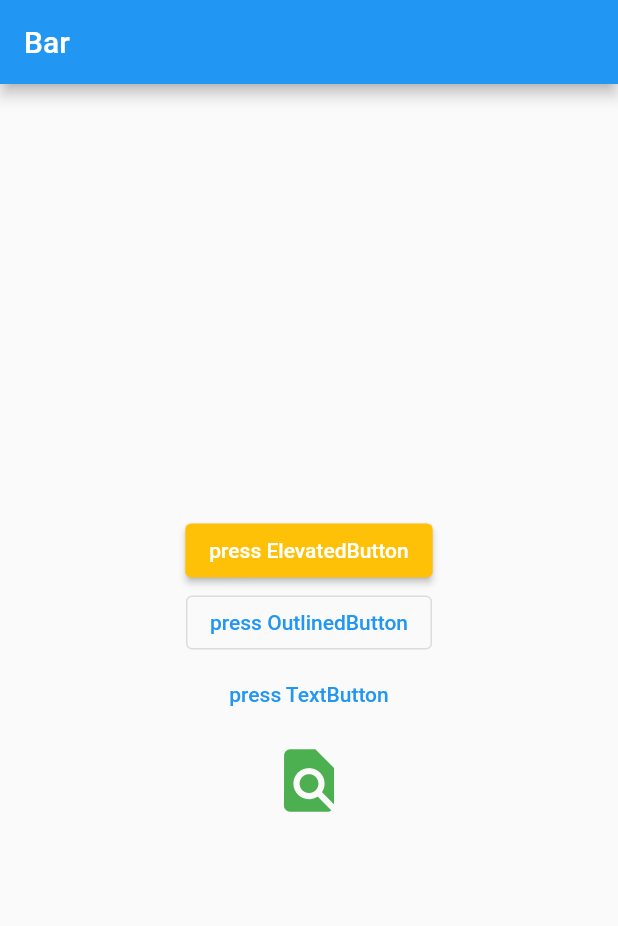
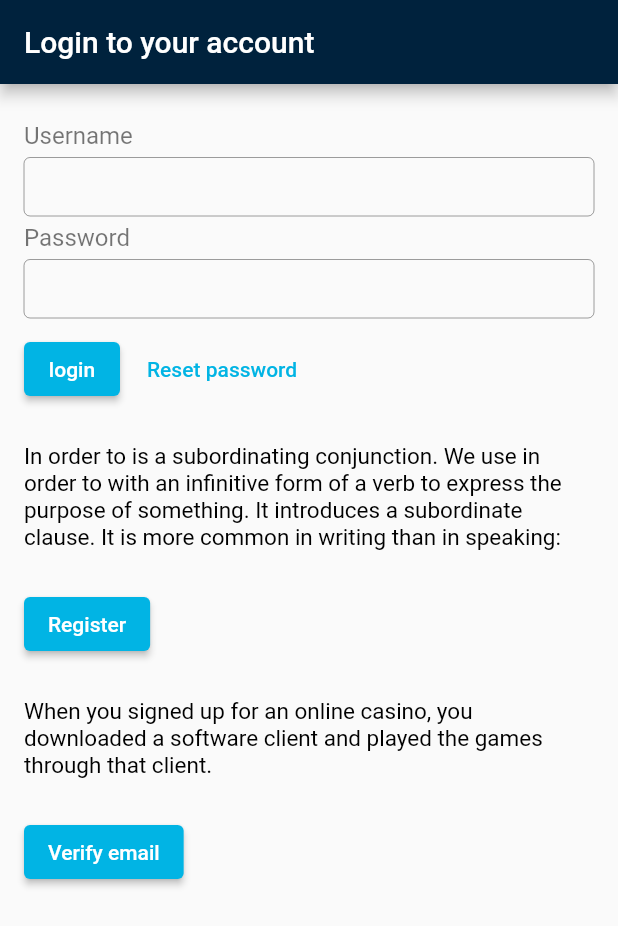
Before and after one commit to ivan100kg/flutter_course_1, a Flutter app: the screen it shows after launch, on a phone screen of 412 x 824 dp. Shown: the top 926 px of the screen. Run offline on Flutter 3.47's test engine with Material 2 defaults, Android fonts, the phone set to English and light mode, and no system bars.

Commit message:
Add new app The Movie DB

```diff
--- a/flutter_complete_guide/lib/main.dart
+++ b/flutter_complete_guide/lib/main.dart
@@ -1,10 +1,11 @@
 import 'package:flutter/material.dart';
 
+import 'movieDB/movie_db_app.dart';
 import 'widgets/app.dart';
 
 void main() {
   // final app = MyApp();
-  const app = App();
+  const app = MovieDB();
   runApp(app);
 }
 
--- /dev/null
+++ b/flutter_complete_guide/lib/movieDB/auth/auth_widget.dart
@@ -0,0 +1,166 @@
+import 'package:flutter/material.dart';
+import 'package:flutter/src/widgets/framework.dart';
+import 'package:flutter/src/widgets/placeholder.dart';
+import 'package:flutter_complete_guide/movieDB/theme/button_style.dart';
+
+class AuthWidget extends StatefulWidget {
+  const AuthWidget({super.key});
+
+  @override
+  State<AuthWidget> createState() => _AuthWidgetState();
+}
+
+class _AuthWidgetState extends State<AuthWidget> {
+  @override
+  Widget build(BuildContext context) {
+    return Scaffold(
+      appBar: AppBar(
+        title: Text('Login to your account'),
+      ),
+      body: ListView(
+        children: [
+          _HeaderWidget(),
+        ],
+      ),
+    );
+  }
+}
+
+class _HeaderWidget extends StatelessWidget {
+  const _HeaderWidget({super.key});
+
+  @override
+  Widget build(BuildContext context) {
+    final textStyle = TextStyle(
+      fontSize: 15,
+      color: Colors.black,
+    );
+
+    return Padding(
+      padding: const EdgeInsets.symmetric(horizontal: 16),
+      child: Column(
+        crossAxisAlignment: CrossAxisAlignment.start,
+        children: [
+          SizedBox(height: 25),
+          _FormWidget(),
+          SizedBox(height: 25),
+          Text(
+            'In order to is a subordinating conjunction. We use in order to with an infinitive form of a verb to express the purpose of something. It introduces a subordinate clause. It is more common in writing than in speaking:',
+            style: textStyle,
+          ),
+          SizedBox(height: 25),
+          ElevatedButton(
+              onPressed: () {},
+              style: AppButtonStyle.linkButton,
+              child: Text('Register')),
+          SizedBox(height: 25),
+          Text(
+            'When you signed up for an online casino, you downloaded a software client and played the games through that client.',
+            style: textStyle,
+          ),
+          SizedBox(height: 25),
+          ElevatedButton(
+              onPressed: () {},
+              style: AppButtonStyle.linkButton,
+              child: Text('Verify email')),
+        ],
+      ),
+    );
+  }
+}
+
+class _FormWidget extends StatefulWidget {
+  const _FormWidget({super.key});
+
+  @override
+  State<_FormWidget> createState() => __FormWidgetState();
+}
+
+class __FormWidgetState extends State<_FormWidget> {
+  // button controllers
+  final _loginTextController = TextEditingController();
+  final _paswordTextController = TextEditingController();
+  String? errorMessage = null;
+
+  // button handlers
+  void _auth() {
+    final _login = _loginTextController.text;
+    final _password = _paswordTextController.text;
+    if (_login == 'admin' && _password == 'admin') {
+      errorMessage = null;
+    } else {
+      errorMessage = 'Wrong!';
+    }
+    setState(() {});
+  }
+
+  void _resetPassword() {
+    print('_resetPassword');
+  }
+
+  @override
+  Widget build(BuildContext context) {
+    const tfColor = Color(0xFF01B4E4);
+    final textStyle = TextStyle(
+      fontSize: 16,
+      color: Colors.black54,
+    );
+
+    final decorator = InputDecoration(
+      border: OutlineInputBorder(borderSide: BorderSide()),
+      contentPadding: EdgeInsets.symmetric(horizontal: 10, vertical: 10),
+      isCollapsed: true,
+    );
+
+    return Column(
+      crossAxisAlignment: CrossAxisAlignment.start,
+      children: [
+        if (errorMessage != null)
+          Text(
+            errorMessage ?? '',
+            style: TextStyle(color: Colors.red),
+          ),
+        Text(
+          'Username',
+          style: textStyle,
+        ),
+        SizedBox(height: 5),
+        TextField(
+          controller: _loginTextController,
+          decoration: decorator,
+        ),
+        SizedBox(height: 5),
+        Text(
+          'Password',
+          style: textStyle,
+        ),
+        SizedBox(height: 5),
+        TextField(
+          controller: _paswordTextController,
+          decoration: decorator,
+          obscureText: true,
+        ),
+        SizedBox(height: 10),
+        Row(
+          children: [
+            ElevatedButton(
+              onPressed: _auth,
+              style: AppButtonStyle.linkButton,
+              child: Text(
+                'login',
+              ),
+            ),
+            SizedBox(width: 10),
+            TextButton(
+              onPressed: _resetPassword,
+              child: Text(
+                'Reset password',
+                style: TextStyle(color: tfColor),
+              ),
+            ),
+          ],
+        )
+      ],
+    );
+  }
+}
--- /dev/null
+++ b/flutter_complete_guide/lib/movieDB/movie_db_app.dart
@@ -0,0 +1,17 @@
+import 'package:flutter/material.dart';
+import 'package:flutter_complete_guide/movieDB/auth/auth_widget.dart';
+
+class MovieDB extends StatelessWidget {
+  const MovieDB({super.key});
+
+  @override
+  Widget build(BuildContext context) {
+    return MaterialApp(
+      title: 'The Movie DB',
+      theme: ThemeData(
+          appBarTheme:
+              AppBarTheme(backgroundColor: Color.fromARGB(255, 0, 34, 61))),
+      home: AuthWidget(),
+    );
+  }
+}
--- /dev/null
+++ b/flutter_complete_guide/lib/movieDB/theme/button_style.dart
@@ -0,0 +1,7 @@
+import 'package:flutter/material.dart';
+
+abstract class AppButtonStyle {
+  static final linkButton = ButtonStyle(
+                  backgroundColor: MaterialStateProperty.all(Color(0xFF01B4E4)),
+                  foregroundColor: MaterialStateProperty.all(Colors.white));
+}
```
